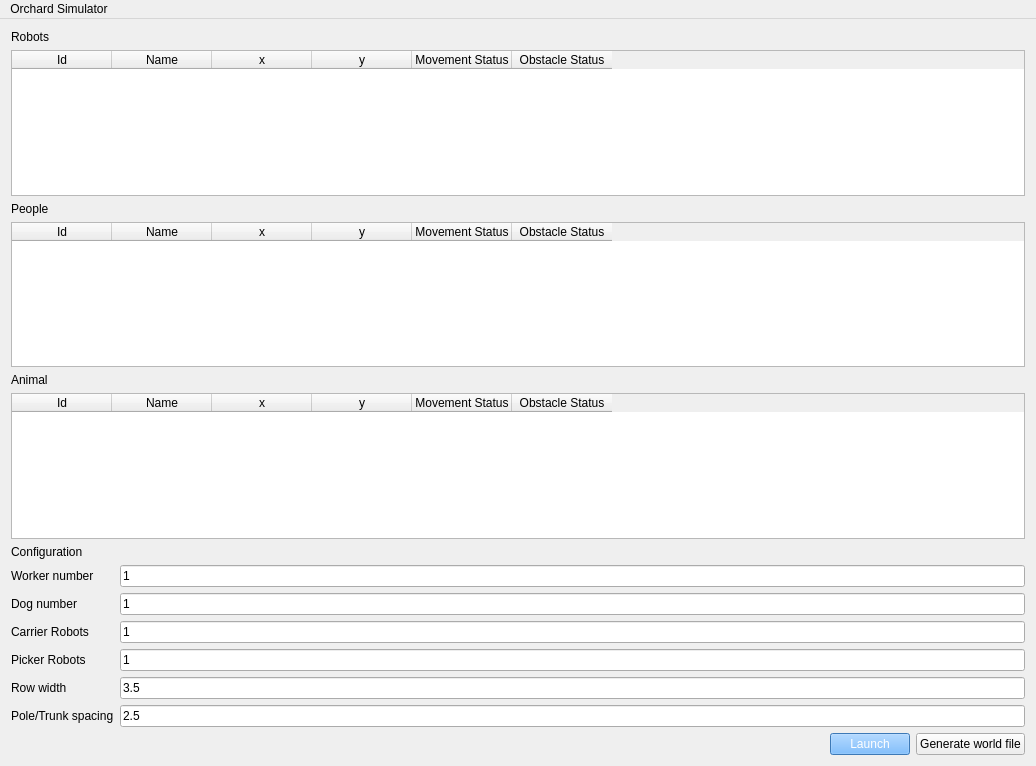
This is gui/mainwindow.ui in gdsl/SOFTENG-306-PROJECT-1 as Qt 5 draws it before an edit. The edited form follows.
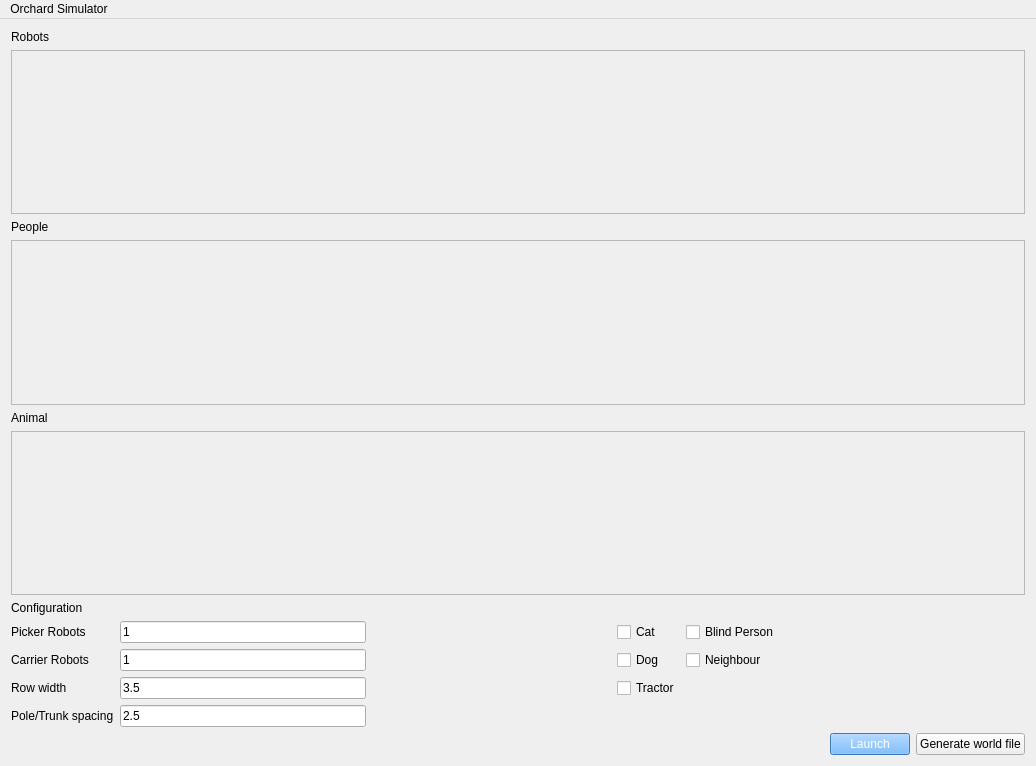
This is the edited form.

Commit message: Finished styling gui. Must integrate with code

```diff
--- a/gui/mainwindow.ui
+++ b/gui/mainwindow.ui
@@ -37,43 +37,20 @@
        </widget>
       </item>
       <item>
-       <widget class="QTableWidget" name="robotTable">
-        <property name="minimumSize">
-         <size>
-          <width>0</width>
-          <height>24</height>
-         </size>
+       <widget class="QScrollArea" name="robotScroll">
+        <property name="widgetResizable">
+         <bool>true</bool>
         </property>
-        <column>
-         <property name="text">
-          <string>Id</string>
+        <widget class="QWidget" name="scrollAreaWidgetContents">
+         <property name="geometry">
+          <rect>
+           <x>0</x>
+           <y>0</y>
+           <width>1014</width>
+           <height>139</height>
+          </rect>
          </property>
-        </column>
-        <column>
-         <property name="text">
-          <string>Name</string>
-         </property>
-        </column>
-        <column>
-         <property name="text">
-          <string>x</string>
-         </property>
-        </column>
-        <column>
-         <property name="text">
-          <string>y</string>
-         </property>
-        </column>
-        <column>
-         <property name="text">
-          <string>Movement Status</string>
-         </property>
-        </column>
-        <column>
-         <property name="text">
-          <string>Obstacle Status</string>
-         </property>
-        </column>
+        </widget>
        </widget>
       </item>
      </layout>
@@ -88,37 +65,20 @@
        </widget>
       </item>
       <item>
-       <widget class="QTableWidget" name="tableWidget">
-        <column>
-         <property name="text">
-          <string>Id</string>
-         </property>
-        </column>
-        <column>
-         <property name="text">
-          <string>Name</string>
+       <widget class="QScrollArea" name="peopleScroll">
+        <property name="widgetResizable">
+         <bool>true</bool>
+        </property>
+        <widget class="QWidget" name="scrollAreaWidgetContents_2">
+         <property name="geometry">
+          <rect>
+           <x>0</x>
+           <y>0</y>
+           <width>1014</width>
+           <height>139</height>
+          </rect>
          </property>
-        </column>
-        <column>
-         <property name="text">
-          <string>x</string>
-         </property>
-        </column>
-        <column>
-         <property name="text">
-          <string>y</string>
-         </property>
-        </column>
-        <column>
-         <property name="text">
-          <string>Movement Status</string>
-         </property>
-        </column>
-        <column>
-         <property name="text">
-          <string>Obstacle Status</string>
-         </property>
-        </column>
+        </widget>
        </widget>
       </item>
      </layout>
@@ -133,37 +93,21 @@
        </widget>
       </item>
       <item>
-       <widget class="QTableWidget" name="animalTable">
-        <column>
-         <property name="text">
-          <string>Id</string>
-         </property>
-        </column>
-        <column>
-         <property name="text">
-          <string>Name</string>
+       <widget class="QScrollArea" name="animalScroll">
+        <property name="widgetResizable">
+         <bool>true</bool>
+        </property>
+        <widget class="QWidget" name="scrollAreaWidgetContents_3">
+         <property name="geometry">
+          <rect>
+           <x>0</x>
+           <y>0</y>
+           <width>1014</width>
+           <height>139</height>
+          </rect>
          </property>
-        </column>
-        <column>
-         <property name="text">
-          <string>x</string>
-         </property>
-        </column>
-        <column>
-         <property name="text">
-          <string>y</string>
-         </property>
-        </column>
-        <column>
-         <property name="text">
-          <string>Movement Status</string>
-         </property>
-        </column>
-        <column>
-         <property name="text">
-          <string>Obstacle Status</string>
-         </property>
-        </column>
+         <zorder></zorder>
+        </widget>
        </widget>
       </item>
      </layout>
@@ -181,95 +125,124 @@
        </widget>
       </item>
       <item>
-       <layout class="QVBoxLayout" name="verticalLayout_4">
-        <item>
          <layout class="QGridLayout" name="gridLayout">
-          <item row="0" column="0">
-           <widget class="QLabel" name="workerLabel">
+        <item row="4" column="0">
+         <widget class="QLabel" name="spacingLabel">
             <property name="text">
-             <string>Worker number</string>
+           <string>Pole/Trunk spacing</string>
+          </property>
+         </widget>
+        </item>
+        <item row="3" column="3">
+         <widget class="QCheckBox" name="tractorLabel">
+          <property name="text">
+           <string>Tractor</string>
+          </property>
+         </widget>
+        </item>
+        <item row="1" column="3">
+         <widget class="QCheckBox" name="dogLabel">
+          <property name="text">
+           <string>Dog</string>
             </property>
            </widget>
           </item>
           <item row="0" column="1">
-           <widget class="QLineEdit" name="workersField">
+         <widget class="QLineEdit" name="pickerRobotsField">
             <property name="text">
              <string>1</string>
             </property>
            </widget>
           </item>
-          <item row="1" column="0">
-           <widget class="QLabel" name="dogLabel">
+        <item row="0" column="4">
+         <widget class="QCheckBox" name="blindPersonLabel">
             <property name="text">
-             <string>Dog number</string>
+           <string>Blind Person</string>
             </property>
            </widget>
           </item>
           <item row="1" column="1">
-           <widget class="QLineEdit" name="dogsField">
+         <widget class="QLineEdit" name="carrierRobotsField">
             <property name="text">
              <string>1</string>
             </property>
            </widget>
           </item>
-          <item row="2" column="0">
+        <item row="1" column="0">
            <widget class="QLabel" name="carrierRobotsLabel">
             <property name="text">
              <string>Carrier Robots</string>
             </property>
            </widget>
           </item>
-          <item row="2" column="1">
-           <widget class="QLineEdit" name="carrierRobotsField">
-            <property name="text">
-             <string>1</string>
-            </property>
-           </widget>
+        <item row="0" column="6">
+         <spacer name="horizontalSpacer_2">
+          <property name="orientation">
+           <enum>Qt::Horizontal</enum>
+          </property>
+          <property name="sizeHint" stdset="0">
+           <size>
+            <width>40</width>
+            <height>20</height>
+           </size>
+          </property>
+         </spacer>
           </item>
           <item row="3" column="0">
-           <widget class="QLabel" name="pickerRobotsLabel">
-            <property name="text">
-             <string>Picker Robots</string>
-            </property>
-           </widget>
-          </item>
-          <item row="3" column="1">
-           <widget class="QLineEdit" name="pickerRobotsField">
-            <property name="text">
-             <string>1</string>
-            </property>
-           </widget>
-          </item>
-          <item row="4" column="0">
            <widget class="QLabel" name="rowWidthLabel">
             <property name="text">
              <string>Row width</string>
             </property>
            </widget>
           </item>
-          <item row="4" column="1">
+        <item row="3" column="1">
            <widget class="QLineEdit" name="rowWidthField">
             <property name="text">
              <string>3.5</string>
             </property>
            </widget>
           </item>
-          <item row="5" column="0">
-           <widget class="QLabel" name="spacingLabel">
+        <item row="0" column="3">
+         <widget class="QCheckBox" name="catLabel">
             <property name="text">
-             <string>Pole/Trunk spacing</string>
+           <string>Cat</string>
             </property>
            </widget>
           </item>
-          <item row="5" column="1">
+        <item row="0" column="2">
+         <spacer name="horizontalSpacer_5">
+          <property name="orientation">
+           <enum>Qt::Horizontal</enum>
+          </property>
+          <property name="sizeHint" stdset="0">
+           <size>
+            <width>40</width>
+            <height>20</height>
+           </size>
+          </property>
+         </spacer>
+        </item>
+        <item row="4" column="1">
            <widget class="QLineEdit" name="spacingField">
             <property name="text">
              <string>2.5</string>
             </property>
            </widget>
           </item>
-         </layout>
+        <item row="0" column="0">
+         <widget class="QLabel" name="pickerRobotsLabel">
+          <property name="text">
+           <string>Picker Robots</string>
+          </property>
+         </widget>
         </item>
+        <item row="1" column="4">
+         <widget class="QCheckBox" name="neighbourLabel">
+          <property name="text">
+           <string>Neighbour</string>
+          </property>
+         </widget>
+        </item>
        </layout>
       </item>
      </layout>
```
Left out of the diff: 31 changed lines with no effect on the pictures. Lines whose indentation alone changed are shown as unchanged. The commit also changes 2 other files.
